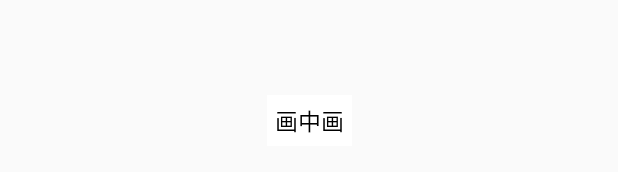
After one commit to Carey-L/Xiao7Demo, an Android app: the layout activity_video.xml on its own in the app's theme, with its tools: preview values and no code run, on a phone screen of 412 x 824 dp. The commit adds this screen. Shown: the part 498-670 px from the top of the screen. Run offline under Robolectric (Android 15) with nearby library versions, the phone set to English and light mode, and no system bars.

Commit message:
【2023.11.07】丝滑缩放悬浮窗 + 悬浮窗屏幕外回弹 + 画中画demo + 代码规范化

```diff
--- /dev/null
+++ b/app/src/main/res/layout/activity_video.xml
@@ -0,0 +1,29 @@
+<?xml version="1.0" encoding="utf-8"?>
+<androidx.constraintlayout.widget.ConstraintLayout xmlns:android="http://schemas.android.com/apk/res/android"
+    xmlns:app="http://schemas.android.com/apk/res-auto"
+    android:layout_width="match_parent"
+    android:layout_height="match_parent">
+
+    <VideoView
+        android:id="@+id/videoView"
+        android:layout_width="wrap_content"
+        android:layout_height="wrap_content"
+        app:layout_constraintBottom_toBottomOf="parent"
+        app:layout_constraintEnd_toEndOf="parent"
+        app:layout_constraintStart_toStartOf="parent"
+        app:layout_constraintTop_toTopOf="parent" />
+
+    <TextView
+        android:id="@+id/pip_tv"
+        android:layout_width="wrap_content"
+        android:layout_height="wrap_content"
+        android:background="@color/white"
+        android:padding="5dp"
+        android:text="画中画"
+        android:textColor="@color/black"
+        android:textSize="15dp"
+        app:layout_constraintBottom_toBottomOf="parent"
+        app:layout_constraintEnd_toEndOf="parent"
+        app:layout_constraintStart_toStartOf="parent"
+        app:layout_constraintTop_toTopOf="parent" />
+</androidx.constraintlayout.widget.ConstraintLayout>
--- a/app/src/main/res/layout/float_window_layout.xml
+++ b/app/src/main/res/layout/float_window_layout.xml
@@ -1,9 +1,11 @@
 <?xml version="1.0" encoding="utf-8"?>
 <FrameLayout xmlns:android="http://schemas.android.com/apk/res/android"
+    android:id="@+id/root_view"
     android:layout_width="match_parent"
     android:layout_height="match_parent">
 
     <ImageView
+        android:id="@+id/background_iv"
         android:layout_width="match_parent"
         android:layout_height="match_parent"
         android:scaleType="centerCrop"
```
Also changed, not shown: app/src/main/AndroidManifest.xml (+9 -0 lines), app/src/main/java/com/example/activity/CalendarTestActivity.java (+6 -2 lines), app/src/main/java/com/example/activity/VideoActivity.java (added, +65 -0 lines), app/src/main/java/com/example/service/FloatWindowService.java (+144 -16 lines), app/src/main/java/com/example/util/UiUtil.java (+8 -0 lines), app/src/main/java/com/example/view/FloatView.java (+29 -0 lines), app/src/main/java/com/example/xiao7demo/MainActivity.java (+30 -1 lines), 1 other file.
